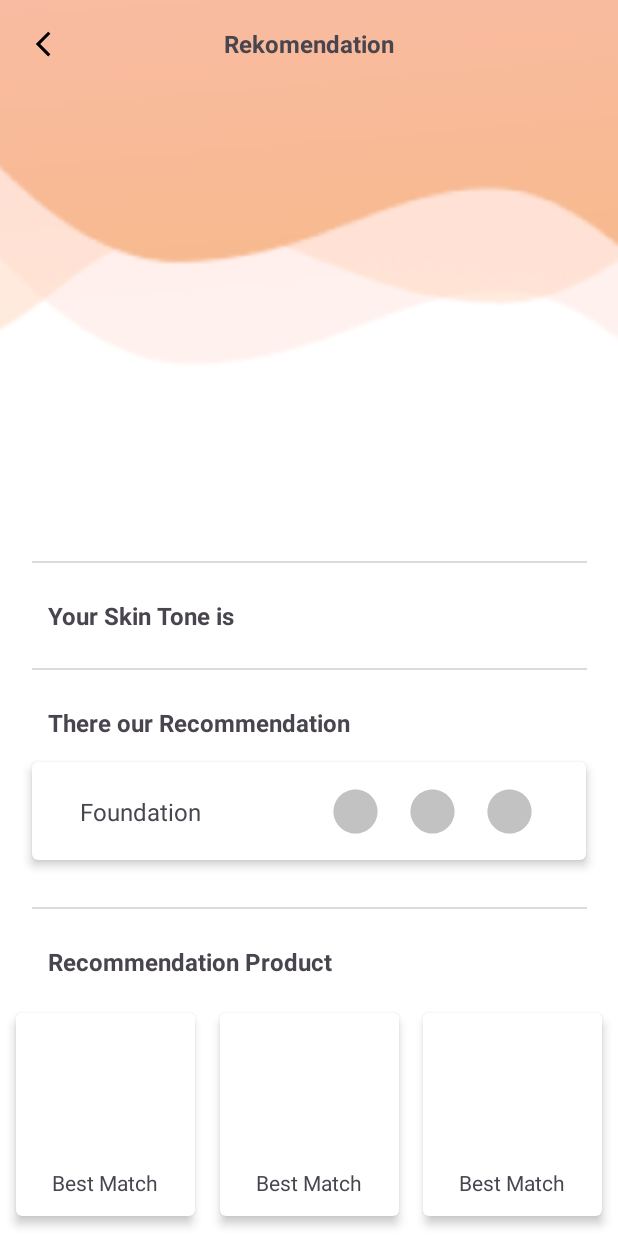
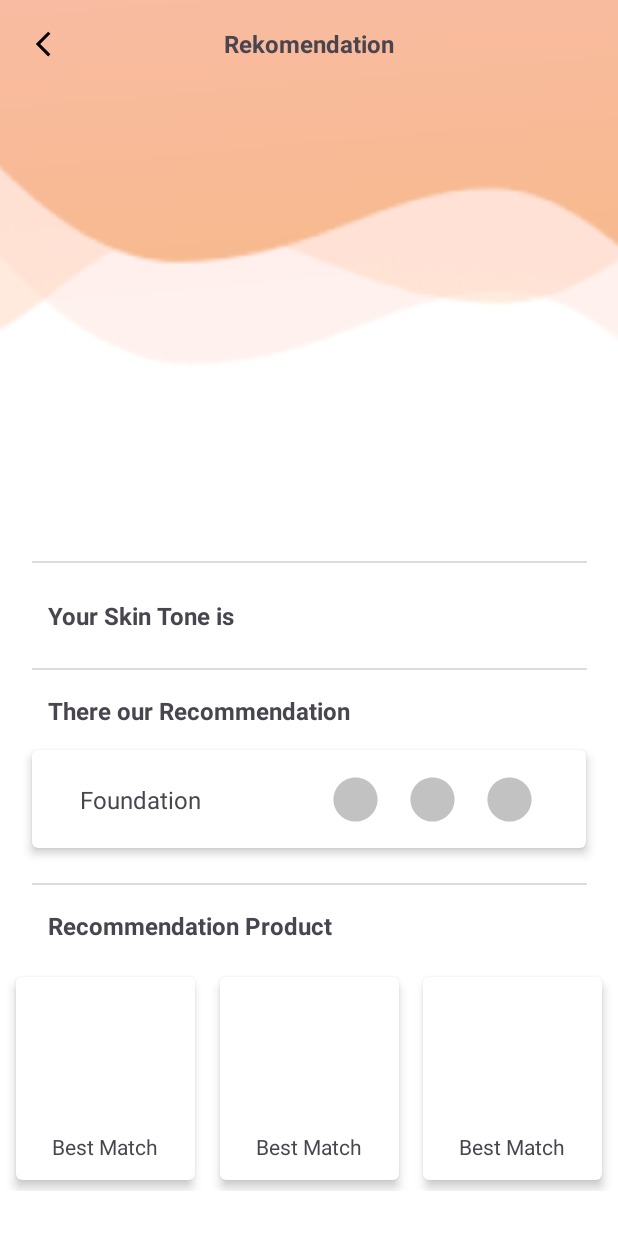
Before and after one commit to MakeUpMate/FE_makeupmate, an Android app: the RekomActivity screen opened directly, with no data from a screen before it, on a phone screen of 412 x 824 dp. Run offline under Robolectric (Android 15) with nearby library versions, the phone set to English and light mode, and no system bars; pictures from the network do not load.

Commit message:
add Loading and some desain

```diff
--- a/app/build.gradle
+++ b/app/build.gradle
@@ -67,6 +67,8 @@ dependencies {
     implementation 'com.squareup.retrofit2:retrofit:2.9.0'
     implementation "com.squareup.retrofit2:converter-gson:2.9.0"
     implementation "com.squareup.okhttp3:logging-interceptor:5.0.0-alpha.3"
+    //Glide
+    implementation 'com.github.bumptech.glide:glide:4.15.0'
 
     testImplementation 'junit:junit:4.13.2'
     androidTestImplementation 'androidx.test.ext:junit:1.1.5'
--- a/app/src/main/java/com/example/makeupmate/RekomViewModel.kt
+++ b/app/src/main/java/com/example/makeupmate/RekomViewModel.kt
@@ -24,6 +24,9 @@ class RekomViewModel(private val pref: TokenPreference) : ViewModel() {
     private val _isLoading = MutableLiveData<Boolean>()
     val isLoading: LiveData<Boolean> = _isLoading
 
+    private val _rekomResponse = MutableLiveData<PredictResponse>()
+    val rekomResponse: LiveData<PredictResponse> = _rekomResponse
+
     fun getToken(): LiveData<String> {
         return pref.getToken().asLiveData()
     }
@@ -35,6 +38,7 @@ class RekomViewModel(private val pref: TokenPreference) : ViewModel() {
             override fun onResponse(call: Call<PredictResponse>, response: Response<PredictResponse>) {
                 if (response.isSuccessful) {
                     _isLoading.value = false
+                    _rekomResponse.value = response.body()
                     Log.d(TAG, "Success: ${response.body()}")
                 } else {
                     _isLoading.value = false
--- a/app/src/main/res/layout/activity_rekom.xml
+++ b/app/src/main/res/layout/activity_rekom.xml
@@ -1,11 +1,15 @@
 <?xml version="1.0" encoding="utf-8"?>
-<androidx.constraintlayout.widget.ConstraintLayout xmlns:android="http://schemas.android.com/apk/res/android"
+<ScrollView xmlns:android="http://schemas.android.com/apk/res/android"
     xmlns:app="http://schemas.android.com/apk/res-auto"
     xmlns:tools="http://schemas.android.com/tools"
     android:layout_width="match_parent"
     android:layout_height="match_parent"
     android:background="@drawable/background_page"
     tools:context=".ui.RekomActivity">
+
+    <androidx.constraintlayout.widget.ConstraintLayout
+        android:layout_width="match_parent"
+        android:layout_height="match_parent">
 
         <TextView
             android:id="@+id/tv_preview_photo"
@@ -81,7 +85,7 @@
             app:layout_constraintTop_toBottomOf="@+id/imageView3" />
 
         <ImageView
-        android:id="@+id/imageView6"
+            android:id="@+id/iv_skintone"
             android:layout_width="30dp"
             android:layout_height="30dp"
             android:layout_marginStart="32dp"
@@ -105,7 +109,7 @@
             android:layout_width="wrap_content"
             android:layout_height="wrap_content"
             android:layout_marginStart="32dp"
-        android:layout_marginTop="24dp"
+            android:layout_marginTop="16dp"
             android:text="There our Recommendation"
             android:textSize="16sp"
             android:textStyle="bold"
@@ -180,7 +184,7 @@
             android:id="@+id/imageView9"
             android:layout_width="wrap_content"
             android:layout_height="wrap_content"
-        android:layout_marginTop="24dp"
+            android:layout_marginTop="16dp"
             app:layout_constraintEnd_toEndOf="parent"
             app:layout_constraintStart_toStartOf="parent"
             app:layout_constraintTop_toBottomOf="@+id/cv_foundation"
@@ -191,7 +195,7 @@
             android:layout_width="wrap_content"
             android:layout_height="wrap_content"
             android:layout_marginStart="32dp"
-        android:layout_marginTop="24dp"
+            android:layout_marginTop="16dp"
             android:text="Recommendation Product"
             android:textSize="16sp"
             android:textStyle="bold"
@@ -305,5 +309,5 @@
             </LinearLayout>
         </androidx.cardview.widget.CardView>
 
-
     </androidx.constraintlayout.widget.ConstraintLayout>
+</ScrollView>
```
Also changed, not shown: app/src/main/java/com/example/makeupmate/ui/RekomActivity.kt (+40 -5 lines). Lines whose indentation alone changed are shown as unchanged.
